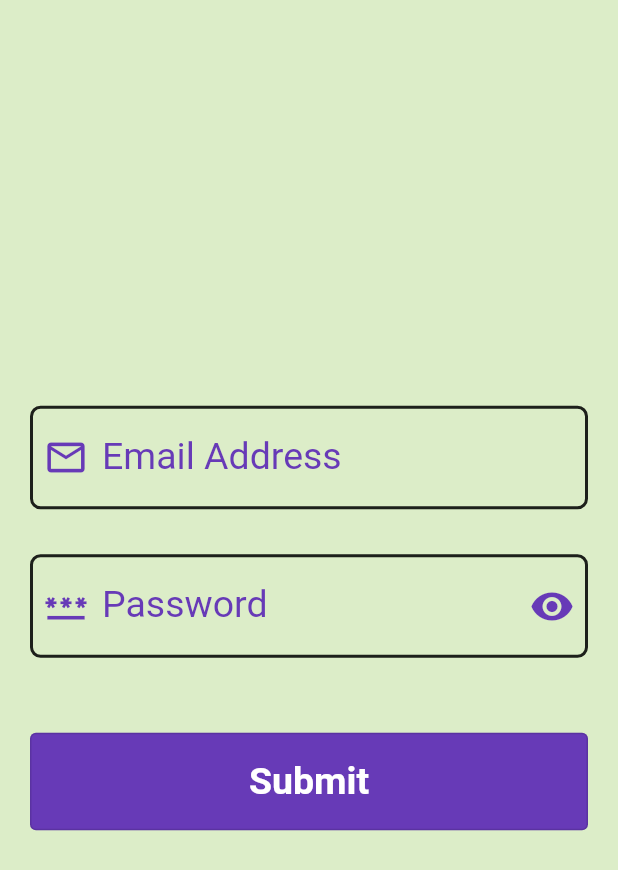
After one commit to ChandravirRaj/lodhi_info_tech, a Flutter app: the screen it shows after launch, after a tap on "TextInput", on a phone screen of 412 x 824 dp. The commit adds this screen. Shown: the top 870 px of the screen. Run offline on Flutter 3.47's test engine with Material 2 defaults, Android fonts, the light colour scheme and no system bars.

Commit message:
add Text Field Screen with decoration and iput handling

```diff
--- a/lib/home/home_screen.dart
+++ b/lib/home/home_screen.dart
@@ -4,6 +4,7 @@ import 'package:lodhi_info_tech/practice/tut_custom_fonts.dart';
 import 'package:lodhi_info_tech/practice/tut_custom_theme_style.dart';
 import 'package:lodhi_info_tech/practice/tut_static_list_view.dart';
 import 'package:lodhi_info_tech/practice/tut_margin_padding.dart';
+import 'package:lodhi_info_tech/practice/tut_text_input.dart';
 import 'package:lodhi_info_tech/practice/tut_vertical_list_view.dart';
 import 'package:lodhi_info_tech/practice/tut_vertical_list_view_two.dart';
 import 'package:lodhi_info_tech/practice/tut_list_tile.dart';
@@ -338,7 +339,7 @@ class _MyHomePageState extends State<MyHomePage> {
                 children: [
                   Expanded(
                     child: InkWell(
-                      onTap: () => {_moveToContainerDecoration()},
+                      onTap: () => {_moveToMyTextInput()},
                       child: Container(
                         width: 130,
                         height: 130,
@@ -356,16 +357,13 @@ class _MyHomePageState extends State<MyHomePage> {
                                   blurRadius: 5.0,
                                   spreadRadius: 5.0),
                             ]),
-                        child: const Center(
+                        child:  Center(
                           child: Padding(
                             padding: EdgeInsets.all(10.0),
                             child: Text(
-                              "Container Decoration",
+                              "TextInput",
                               textAlign: TextAlign.center,
-                              style: TextStyle(
-                                  color: Colors.white,
-                                  fontSize: 20,
-                                  fontStyle: FontStyle.italic),
+                              style: Theme.of(context).textTheme.headline3,
                             ),
                           ),
                         ),
@@ -561,4 +559,10 @@ class _MyHomePageState extends State<MyHomePage> {
       return const CustomThemeStyleOne();
     }));
   }
+
+  void _moveToMyTextInput() {
+    Navigator.push(context, MaterialPageRoute(builder: (context) {
+      return const MyTextInput();
+    }));
+  }
 }
--- a/lib/main.dart
+++ b/lib/main.dart
@@ -20,6 +20,7 @@ class MyApp extends StatelessWidget {
           headline1: TextStyle(color: Colors.grey, fontSize: 25, fontFamily: 'FontRobotoBold'),
           headline2: TextStyle(color: Colors.black87, fontSize: 25, fontFamily: 'FontRobotoMedium'),
           headline3: TextStyle(color: Colors.white, fontSize: 20, fontFamily: 'FontRobotoRegular'),
+          headline4: TextStyle(color: Colors.black, fontSize: 25, fontFamily: 'FontRobotoRegular'),
         ),
       ),
       home: const SplashScreen(),
--- /dev/null
+++ b/lib/practice/tut_text_input.dart
@@ -0,0 +1,142 @@
+import 'package:flutter/material.dart';
+import 'package:flutter/services.dart';
+import 'package:lodhi_info_tech/utils/util.dart';
+
+class MyTextInput extends StatefulWidget {
+  const MyTextInput({super.key});
+
+  @override
+  State<MyTextInput> createState() => _MyTextInputState();
+}
+
+class _MyTextInputState extends State<MyTextInput> {
+  var emailInputController = TextEditingController();
+  var passwordInputController = TextEditingController();
+
+  @override
+  Widget build(BuildContext context) {
+    return Scaffold(
+      body: Container(
+        width: double.infinity,
+        height: double.infinity,
+        color: Colors.lightGreen.shade100,
+        child: Padding(
+          padding: EdgeInsets.all(20.0),
+          child: Column(
+            mainAxisAlignment: MainAxisAlignment.center,
+            children: [
+              TextField(
+                cursorColor: Colors.deepPurple,
+                textAlign: TextAlign.start,
+                controller: emailInputController,
+                style: Theme.of(context).textTheme.headline4,
+                textCapitalization: TextCapitalization.characters,
+                onChanged: (textString) {
+                  print("------------------$textString-");
+                },
+                decoration: InputDecoration(
+                    hintText: "Enter your emailId here",
+                    hintStyle: Util.regularTextStyle(
+                        textColor: Colors.blueGrey, fontSize: 25),
+                    labelText: "Email Address",
+                    labelStyle: Util.regularTextStyle(
+                        textColor: Colors.deepPurple, fontSize: 25),
+                    fillColor: Colors.lightGreenAccent,
+                    prefixIcon: const Icon(
+                      Icons.email_outlined,
+                      color: Colors.deepPurple,
+                      size: 30,
+                    ),
+                    errorStyle: Util.regularTextStyle(textColor: Colors.red),
+                    errorBorder: const OutlineInputBorder(
+                        borderRadius: BorderRadius.all(Radius.circular(7)),
+                        borderSide: BorderSide(color: Colors.red, width: 2)),
+                    focusedBorder: const OutlineInputBorder(
+                        borderRadius: BorderRadius.all(Radius.circular(7)),
+                        borderSide:
+                            BorderSide(color: Colors.deepPurple, width: 2)),
+                    disabledBorder: const OutlineInputBorder(
+                        borderRadius: BorderRadius.all(Radius.circular(7)),
+                        borderSide: BorderSide(color: Colors.grey, width: 2)),
+                    enabledBorder: const OutlineInputBorder(
+                        borderRadius: BorderRadius.all(Radius.circular(7)),
+                        borderSide:
+                            BorderSide(color: Colors.black87, width: 2))),
+              ),
+              SizedBox(
+                height: 30,
+              ),
+              TextField(
+                cursorColor: Colors.deepPurple,
+                textAlign: TextAlign.start,
+                controller: passwordInputController,
+                style: Theme.of(context).textTheme.headline4,
+                obscureText: true,
+                obscuringCharacter: "#",
+                decoration: InputDecoration(
+                    hintText: "Enter your password here",
+                    hintStyle: Util.regularTextStyle(
+                        textColor: Colors.blueGrey, fontSize: 25),
+                    fillColor: Colors.lightGreenAccent,
+                    labelText: "Password",
+                    labelStyle: Util.regularTextStyle(
+                        textColor: Colors.deepPurple, fontSize: 25),
+                    prefixIcon: Icon(
+                      Icons.password_outlined,
+                      color: Colors.deepPurple,
+                      size: 30,
+                    ),
+                    suffixIcon: IconButton(
+                      onPressed: () {},
+                      icon: Icon(
+                        Icons.remove_red_eye,
+                        size: 30,
+                        color: Colors.deepPurple,
+                      ),
+                      style: ButtonStyle(),
+                    ),
+                    focusedBorder: OutlineInputBorder(
+                        borderRadius: BorderRadius.all(Radius.circular(7)),
+                        borderSide:
+                            BorderSide(color: Colors.deepPurple, width: 2)),
+                    disabledBorder: OutlineInputBorder(
+                        borderRadius: BorderRadius.all(Radius.circular(7)),
+                        borderSide: BorderSide(color: Colors.grey, width: 2)),
+                    enabledBorder: OutlineInputBorder(
+                        borderRadius: BorderRadius.all(Radius.circular(7)),
+                        borderSide:
+                            BorderSide(color: Colors.black87, width: 2))),
+              ),
+              const SizedBox(
+                height: 50,
+              ),
+              SizedBox(
+                width: double.infinity,
+                child: OutlinedButton(
+                    onPressed: () {
+                      String email = emailInputController.text.toString();
+                      String password = passwordInputController.text.toString();
+                      _handleSubmitButtonClick(email, password);
+                    },
+                    style: OutlinedButton.styleFrom(
+                        backgroundColor: Colors.deepPurple),
+                    child: Padding(
+                      padding: const EdgeInsets.only(top: 18, bottom: 18),
+                      child: Text(
+                        "Submit",
+                        style: Util.headerTitleTextStyle(
+                            textColor: Colors.white, fontSize: 25),
+                      ),
+                    )),
+              )
+            ],
+          ),
+        ),
+      ),
+    );
+  }
+
+  void _handleSubmitButtonClick(String email, String password) {
+    print("email : $email   password : $password");
+  }
+}
--- a/lib/splash_screen.dart
+++ b/lib/splash_screen.dart
@@ -2,6 +2,7 @@ import 'dart:async';
 
 import 'package:flutter/material.dart';
 import 'package:lodhi_info_tech/home/home_screen.dart';
+import 'package:lodhi_info_tech/utils/util.dart';
 
 class SplashScreen extends StatefulWidget {
   const SplashScreen({super.key});
@@ -21,7 +22,7 @@ class _SplashScreenState extends State<SplashScreen> {
       Navigator.pushReplacement(
           context,
           MaterialPageRoute(
-              builder: (context) => const MyHomePage(title: "Lodhi Info Tech")));
+              builder: (context) => const MyHomePage(title: "Seekho-Flutter")));
     });
   }
 
@@ -48,15 +49,16 @@ class _SplashScreenState extends State<SplashScreen> {
         child: Center(
           child: Column(
             mainAxisAlignment: MainAxisAlignment.center,
-            children: const [
-              Icon(
-                Icons.icecream_sharp,
-                size: 200.4,
+            children: [
+              const Icon(
+                Icons.ac_unit,
+                size: 200,
                 color: Colors.white,
               ),
               Text(
-                "Lodhi Info Tech",
-                style: TextStyle(color: Colors.white, fontSize: 30),
+                "Seekho-Flutter",
+                style: Util.headerTitleTextStyle(
+                    textColor: Colors.white, fontSize: 30),
               ),
             ],
           ),
--- a/lib/utils/util.dart
+++ b/lib/utils/util.dart
@@ -22,4 +22,13 @@ class Util {
         fontFamily: 'FontRobotoBold',
         fontWeight: fontWeight);
   }
+
+  static TextStyle regularTextStyle(
+      {textColor = Colors.purple, double fontSize: 20.0, fontWeight: FontWeight.w300}) {
+    return TextStyle(
+        color: textColor,
+        fontSize: fontSize,
+        fontFamily: 'FontRobotoRegular',
+        fontWeight: fontWeight);
+  }
 }
```
Also changed, not shown: assets/images/ic_logo.png (added), 1 other file.
